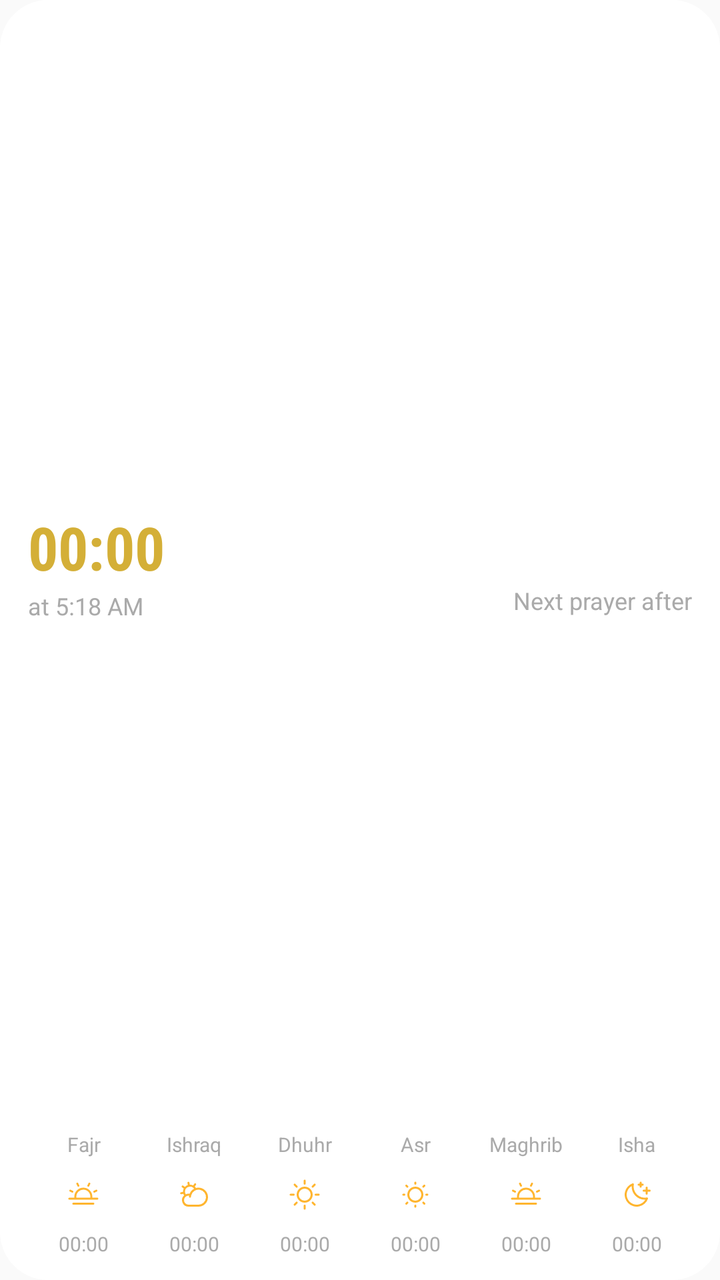
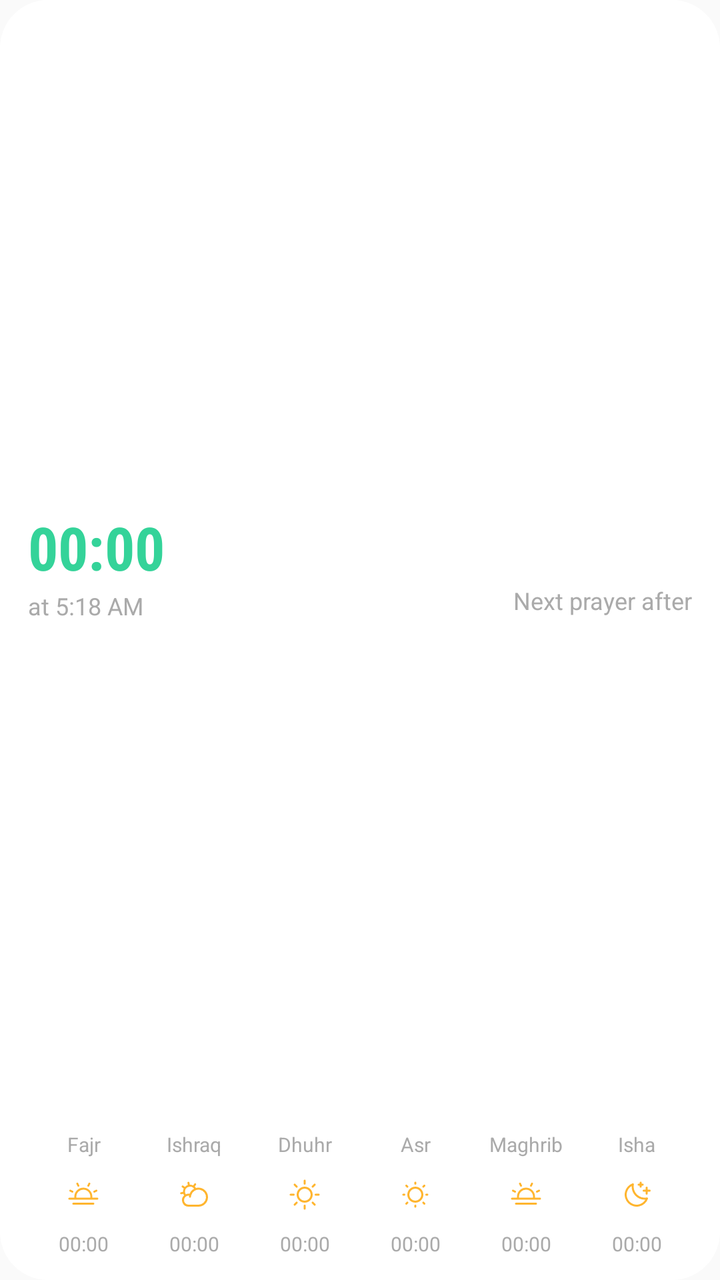

The first picture is an Android layout as it rendered before a commit; the second is the same layout after the commit. The layout source and the unified diff follow.
<!-- AndroidManifest.xml: application theme AppTheme -->
<!-- res/layout/daily_prayers_widget.xml -->
<?xml version="1.0" encoding="utf-8"?>
<FrameLayout xmlns:android="http://schemas.android.com/apk/res/android"
    android:id="@+id/widget_container"
    android:layout_width="match_parent"
    android:layout_height="match_parent">

    <ImageView
        android:id="@+id/widget_background_fill"
        android:layout_width="match_parent"
        android:layout_height="match_parent"
        android:scaleType="fitXY"
        android:src="@drawable/widget_bg_fill" />

    <ImageView
        android:id="@+id/widget_background_border"
        android:layout_width="match_parent"
        android:layout_height="match_parent"
        android:scaleType="fitXY"
        android:src="@drawable/widget_bg_border" />

    <LinearLayout
        android:layout_width="match_parent"
        android:layout_height="match_parent"
        android:gravity="center_vertical"
        android:orientation="vertical"
        android:paddingStart="14dp"
        android:paddingTop="12dp"
        android:paddingEnd="14dp"
        android:paddingBottom="12dp">

        <LinearLayout
            android:id="@+id/top_section"
            android:layout_width="match_parent"
            android:layout_height="0dp"
            android:layout_weight="1"
            android:gravity="center_vertical"
            android:orientation="horizontal">

            <LinearLayout
                android:layout_width="0dp"
                android:layout_height="wrap_content"
                android:layout_weight="1"
                android:gravity="start|center_vertical"
                android:orientation="vertical">

                <Chronometer
                    android:id="@+id/widget_countdown"
                    android:layout_width="wrap_content"
                    android:layout_height="wrap_content"
                    android:countDown="true"
                    android:fontFamily="sans-serif-condensed"
                    android:includeFontPadding="false"
                    android:textColor="#D4AF37"
                    android:textSize="30sp"
                    android:textStyle="bold" />

                <TextView
                    android:id="@+id/widget_next_prayer_label"
                    android:layout_width="wrap_content"
                    android:layout_height="wrap_content"
                    android:layout_marginTop="2dp"
                    android:ellipsize="end"
                    android:maxLines="1"
                    android:text="at 5:18 AM"
                    android:textColor="#AAAAAA"
                    android:textSize="12sp" />
            </LinearLayout>

            <LinearLayout
                android:layout_width="wrap_content"
                android:layout_height="wrap_content"
                android:gravity="end|center_vertical"
                android:orientation="vertical">

                <TextView
                    android:id="@+id/widget_prayer_name"
                    android:layout_width="wrap_content"
                    android:layout_height="wrap_content"
                    android:ellipsize="end"
                    android:fontFamily="sans-serif-medium"
                    android:maxLines="1"
                    android:text="Fajr"
                    android:textColor="#FFFFFF"
                    android:textSize="23sp"
                    android:textStyle="bold" />

                <TextView
                    android:id="@+id/widget_next_after_label"
                    android:layout_width="wrap_content"
                    android:layout_height="wrap_content"
                    android:layout_marginTop="1dp"
                    android:ellipsize="end"
                    android:maxLines="1"
                    android:text="Next prayer after"
                    android:textColor="#AAAAAA"
                    android:textSize="12sp" />
            </LinearLayout>
        </LinearLayout>

        <LinearLayout
            android:id="@+id/prayers_row"
            android:layout_width="match_parent"
            android:layout_height="wrap_content"
            android:layout_marginTop="10dp"
            android:baselineAligned="false"
            android:gravity="center"
            android:orientation="horizontal">

            <LinearLayout
                android:id="@+id/fajr_item"
                android:layout_width="0dp"
                android:layout_height="wrap_content"
                android:layout_weight="1"
                android:gravity="center"
                android:orientation="vertical">

                <TextView
                    android:id="@+id/fajr_name"
                    style="@style/WidgetPrayerName"
                    android:text="Fajr" />

                <FrameLayout style="@style/WidgetPrayerIconFrame">
                    <ImageView
                        android:id="@+id/fajr_icon_fill"
                        style="@style/WidgetPrayerIconLayer"
                        android:src="@drawable/circle_fill" />

                    <ImageView
                        android:id="@+id/fajr_icon_border"
                        style="@style/WidgetPrayerIconLayer"
                        android:src="@drawable/circle_border" />

                    <ImageView
                        android:id="@+id/fajr_icon"
                        style="@style/WidgetPrayerIcon"
                        android:src="@drawable/ic_fajr" />
                </FrameLayout>

                <TextView
                    android:id="@+id/fajr_time"
                    style="@style/WidgetPrayerTime"
                    android:text="00:00" />
            </LinearLayout>

            <LinearLayout
                android:id="@+id/ishraq_item"
                android:layout_width="0dp"
                android:layout_height="wrap_content"
                android:layout_weight="1"
                android:gravity="center"
                android:orientation="vertical">

                <TextView
                    android:id="@+id/ishraq_name"
                    style="@style/WidgetPrayerName"
                    android:text="Ishraq" />

                <FrameLayout style="@style/WidgetPrayerIconFrame">
                    <ImageView
                        android:id="@+id/ishraq_icon_fill"
                        style="@style/WidgetPrayerIconLayer"
                        android:src="@drawable/circle_fill" />

                    <ImageView
                        android:id="@+id/ishraq_icon_border"
                        style="@style/WidgetPrayerIconLayer"
                        android:src="@drawable/circle_border" />

                    <ImageView
                        android:id="@+id/ishraq_icon"
                        style="@style/WidgetPrayerIcon"
                        android:src="@drawable/ic_ishraq" />
                </FrameLayout>

                <TextView
                    android:id="@+id/ishraq_time"
                    style="@style/WidgetPrayerTime"
                    android:text="00:00" />
            </LinearLayout>

            <LinearLayout
                android:id="@+id/dhuhr_item"
                android:layout_width="0dp"
                android:layout_height="wrap_content"
                android:layout_weight="1"
                android:gravity="center"
                android:orientation="vertical">

                <TextView
                    android:id="@+id/dhuhr_name"
                    style="@style/WidgetPrayerName"
                    android:text="Dhuhr" />

                <FrameLayout style="@style/WidgetPrayerIconFrame">
                    <ImageView
                        android:id="@+id/dhuhr_icon_fill"
                        style="@style/WidgetPrayerIconLayer"
                        android:src="@drawable/circle_fill" />

                    <ImageView
                        android:id="@+id/dhuhr_icon_border"
                        style="@style/WidgetPrayerIconLayer"
                        android:src="@drawable/circle_border" />

                    <ImageView
                        android:id="@+id/dhuhr_icon"
                        style="@style/WidgetPrayerIcon"
                        android:src="@drawable/ic_dhuhr" />
                </FrameLayout>

                <TextView
                    android:id="@+id/dhuhr_time"
                    style="@style/WidgetPrayerTime"
                    android:text="00:00" />
            </LinearLayout>

            <LinearLayout
                android:id="@+id/asr_item"
                android:layout_width="0dp"
                android:layout_height="wrap_content"
                android:layout_weight="1"
                android:gravity="center"
                android:orientation="vertical">

                <TextView
                    android:id="@+id/asr_name"
                    style="@style/WidgetPrayerName"
                    android:text="Asr" />

                <FrameLayout style="@style/WidgetPrayerIconFrame">
                    <ImageView
                        android:id="@+id/asr_icon_fill"
                        style="@style/WidgetPrayerIconLayer"
                        android:src="@drawable/circle_fill" />

                    <ImageView
                        android:id="@+id/asr_icon_border"
                        style="@style/WidgetPrayerIconLayer"
                        android:src="@drawable/circle_border" />

                    <ImageView
                        android:id="@+id/asr_icon"
                        style="@style/WidgetPrayerIcon"
                        android:src="@drawable/ic_asr" />
                </FrameLayout>

                <TextView
                    android:id="@+id/asr_time"
                    style="@style/WidgetPrayerTime"
                    android:text="00:00" />
            </LinearLayout>

            <LinearLayout
                android:id="@+id/maghrib_item"
                android:layout_width="0dp"
                android:layout_height="wrap_content"
                android:layout_weight="1"
                android:gravity="center"
                android:orientation="vertical">

                <TextView
                    android:id="@+id/maghrib_name"
                    style="@style/WidgetPrayerName"
                    android:text="Maghrib" />

                <FrameLayout style="@style/WidgetPrayerIconFrame">
                    <ImageView
                        android:id="@+id/maghrib_icon_fill"
                        style="@style/WidgetPrayerIconLayer"
                        android:src="@drawable/circle_fill" />

                    <ImageView
                        android:id="@+id/maghrib_icon_border"
                        style="@style/WidgetPrayerIconLayer"
                        android:src="@drawable/circle_border" />

                    <ImageView
                        android:id="@+id/maghrib_icon"
                        style="@style/WidgetPrayerIcon"
                        android:src="@drawable/ic_maghrib" />
                </FrameLayout>

                <TextView
                    android:id="@+id/maghrib_time"
                    style="@style/WidgetPrayerTime"
                    android:text="00:00" />
            </LinearLayout>

            <LinearLayout
                android:id="@+id/isha_item"
                android:layout_width="0dp"
                android:layout_height="wrap_content"
                android:layout_weight="1"
                android:gravity="center"
                android:orientation="vertical">

                <TextView
                    android:id="@+id/isha_name"
                    style="@style/WidgetPrayerName"
                    android:text="Isha" />

                <FrameLayout style="@style/WidgetPrayerIconFrame">
                    <ImageView
                        android:id="@+id/isha_icon_fill"
                        style="@style/WidgetPrayerIconLayer"
                        android:src="@drawable/circle_fill" />

                    <ImageView
                        android:id="@+id/isha_icon_border"
                        style="@style/WidgetPrayerIconLayer"
                        android:src="@drawable/circle_border" />

                    <ImageView
                        android:id="@+id/isha_icon"
                        style="@style/WidgetPrayerIcon"
                        android:src="@drawable/ic_isha" />
                </FrameLayout>

                <TextView
                    android:id="@+id/isha_time"
                    style="@style/WidgetPrayerTime"
                    android:text="00:00" />
            </LinearLayout>
        </LinearLayout>
    </LinearLayout>
</FrameLayout>
<!-- resources referenced by this layout -->
<resources>
  <!-- drawable circle_border (drawable) -->
  <?xml version="1.0" encoding="utf-8"?>
  
  <shape xmlns:android="http://schemas.android.com/apk/res/android" android:shape="oval">
      <solid android:color="@android:color/transparent"/>
      <stroke android:width="2dp" android:color="#FFFFFF"/>
  </shape>
  <!-- drawable circle_fill (drawable) -->
  <?xml version="1.0" encoding="utf-8"?>
  
  <shape xmlns:android="http://schemas.android.com/apk/res/android" android:shape="oval">
      <solid android:color="#FFFFFF"/>
  </shape>
  <!-- drawable ic_isha (drawable) -->
  <?xml version="1.0" encoding="utf-8"?>
  <vector xmlns:android="http://schemas.android.com/apk/res/android" android:width="24dp" android:height="24dp" android:viewportWidth="256" android:viewportHeight="256">
  <path android:fillColor="#FFB52E" android:pathData="M240,96a8,8,0,0,1-8,8H216v16a8,8,0,0,1-16,0V104H184a8,8,0,0,1,0-16h16V72a8,8,0,0,1,16,0V88h16A8,8,0,0,1,240,96ZM144,56h8v8a8,8,0,0,0,16,0V56h8a8,8,0,0,0,0-16h-8V32a8,8,0,0,0-16,0v8h-8a8,8,0,0,0,0,16Zm72.77,97a8,8,0,0,1,1.43,8A96,96,0,1,1,95.07,37.8a8,8,0,0,1,10.6,9.06A88.07,88.07,0,0,0,209.14,150.33,8,8,0,0,1,216.77,153Zm-19.39,14.88c-1.79.09-3.59.14-5.38.14A104.11,104.11,0,0,1,88,64c0-1.79,0-3.59.14-5.38A80,80,0,1,0,197.38,167.86Z" />
  </vector>
  <!-- drawable widget_bg_border (drawable) -->
  <?xml version="1.0" encoding="utf-8"?>
  
  <shape xmlns:android="http://schemas.android.com/apk/res/android"
      android:shape="rectangle">
      <solid android:color="@android:color/transparent" />
      <stroke android:width="1dp" android:color="#66FFFFFF" />
      <corners android:radius="24dp" />
  </shape>
  <!-- drawable widget_bg_fill (drawable) -->
  <?xml version="1.0" encoding="utf-8"?>
  
  <shape xmlns:android="http://schemas.android.com/apk/res/android"
      android:shape="rectangle">
      <solid android:color="#FFFFFF" />
      <corners android:radius="24dp" />
  </shape>
  <style name="WidgetPrayerIcon">
          <item name="android:layout_width">match_parent</item>
          <item name="android:layout_height">match_parent</item>
          <item name="android:padding">6dp</item>
      </style>
  <style name="WidgetPrayerIconFrame">
          <item name="android:layout_width">28dp</item>
          <item name="android:layout_height">28dp</item>
          <item name="android:layout_marginTop">5dp</item>
          <item name="android:layout_marginBottom">5dp</item>
      </style>
  <style name="WidgetPrayerIconLayer">
          <item name="android:layout_width">match_parent</item>
          <item name="android:layout_height">match_parent</item>
      </style>
  <style name="WidgetPrayerName">
          <item name="android:layout_width">match_parent</item>
          <item name="android:layout_height">wrap_content</item>
          <item name="android:ellipsize">end</item>
          <item name="android:gravity">center</item>
          <item name="android:includeFontPadding">false</item>
          <item name="android:maxLines">1</item>
          <item name="android:textColor">#AAAAAA</item>
          <item name="android:textSize">10sp</item>
      </style>
  <style name="WidgetPrayerTime">
          <item name="android:layout_width">match_parent</item>
          <item name="android:layout_height">wrap_content</item>
          <item name="android:ellipsize">end</item>
          <item name="android:gravity">center</item>
          <item name="android:includeFontPadding">false</item>
          <item name="android:maxLines">1</item>
          <item name="android:textColor">#AAAAAA</item>
          <item name="android:textSize">10sp</item>
      </style>
  <style name="AppTheme" parent="Theme.AppCompat.Light.DarkActionBar">
          
          <item name="colorPrimary">@color/colorPrimary</item>
          <item name="colorPrimaryDark">@color/colorPrimaryDark</item>
          <item name="colorAccent">@color/colorAccent</item>
      </style>
  <!-- unchanged entries left out for length: 5 -->
</resources>

<!-- the commit's change to res/layout/daily_prayers_widget.xml (unified diff, before → after) -->
@@ -50,7 +50,7 @@
                     android:countDown="true"
                     android:fontFamily="sans-serif-condensed"
                     android:includeFontPadding="false"
-                    android:textColor="#D4AF37"
+                    android:textColor="#34D399"
                     android:textSize="30sp"
                     android:textStyle="bold" />
 
